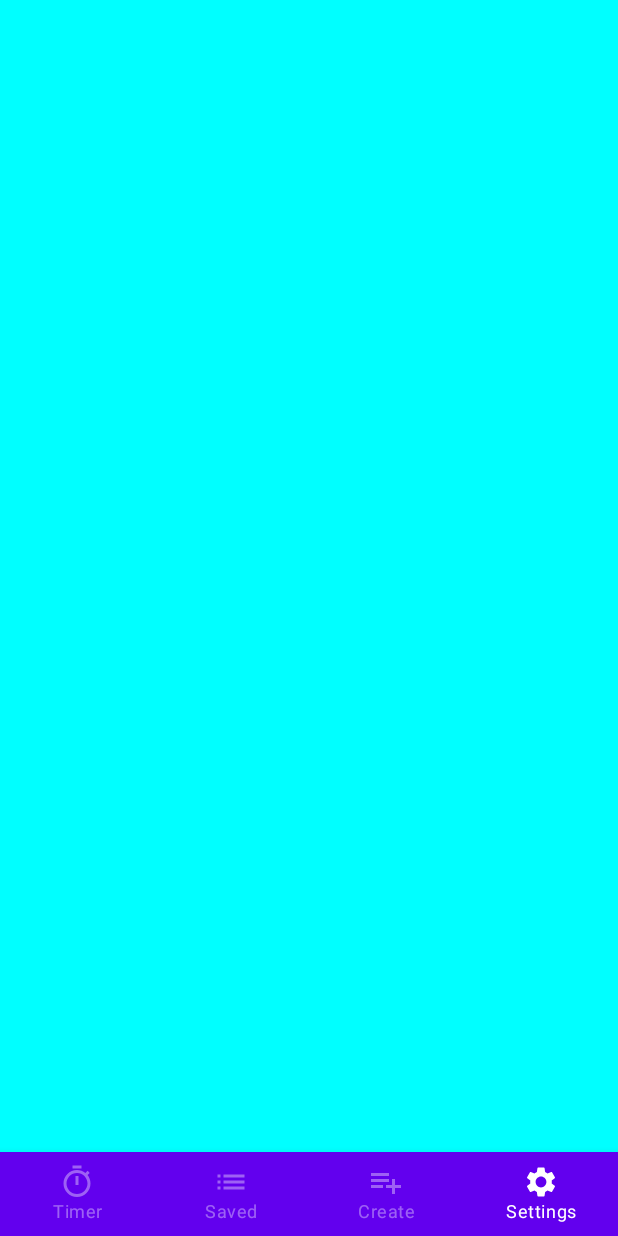
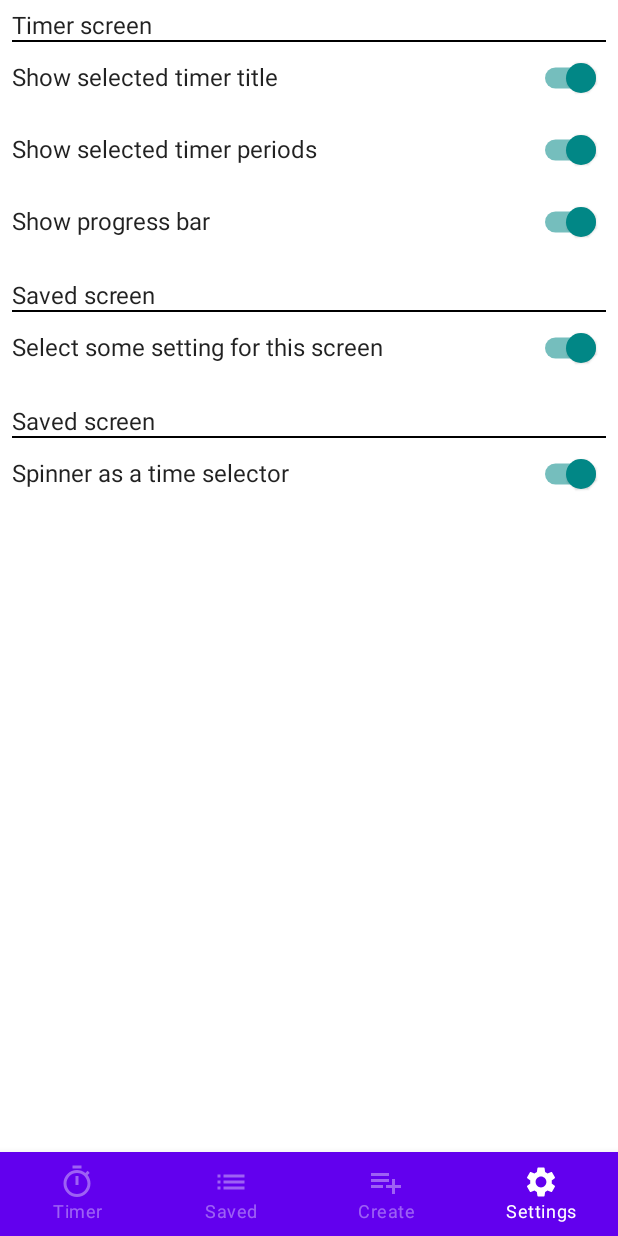
Before and after one commit to AndreiKlem/akTimer, an Android app built with Jetpack Compose: the settings screen opened through its navigation route, on a phone screen of 412 x 824 dp. Run offline under Robolectric (Android 15) with nearby library versions, the phone set to English and light mode, and no system bars; our stand-ins replace accompanist; libraries missing offline, so code that uses them is left out: com.google.accompanist.navigation.

Commit message:
Filled settings screen with parameters

```diff
--- a/app/src/main/java/ru/aklem/aktimer/screens/Settings.kt
+++ b/app/src/main/java/ru/aklem/aktimer/screens/Settings.kt
@@ -1,15 +1,60 @@
 package ru.aklem.aktimer.screens
 
-import androidx.compose.foundation.background
-import androidx.compose.foundation.layout.Box
-import androidx.compose.foundation.layout.fillMaxSize
-import androidx.compose.runtime.Composable
+import androidx.compose.foundation.layout.*
+import androidx.compose.material.Divider
+import androidx.compose.material.Switch
+import androidx.compose.material.Text
+import androidx.compose.runtime.*
+import androidx.compose.ui.Alignment
 import androidx.compose.ui.Modifier
 import androidx.compose.ui.graphics.Color
+import androidx.compose.ui.tooling.preview.Preview
+import androidx.compose.ui.unit.dp
 
 @Composable
 fun SettingsScreen() {
-    Box(Modifier.background(Color.Cyan).fillMaxSize()) {
+    Column(
+        Modifier
+            .fillMaxSize()
+            .padding(8.dp)
+    ) {
 
+        Header(name = "Timer screen")
+        SettingParameter(name = "Show selected timer title")
+        SettingParameter(name = "Show selected timer periods")
+        SettingParameter(name = "Show progress bar")
+        Spacer(modifier = Modifier.height(16.dp))
+
+        Header(name = "Saved screen")
+        SettingParameter(name = "Select some setting for this screen")
+        Spacer(modifier = Modifier.height(16.dp))
+
+        Header(name = "Saved screen")
+        SettingParameter(name = "Spinner as a time selector")
     }
 }
+
+@Composable
+fun Header(name: String) {
+    Text(text = name)
+    Divider(modifier = Modifier.height(1.dp), color = Color.Black)
+}
+
+@Composable
+fun SettingParameter(name: String) {
+    Row(
+        modifier = Modifier.fillMaxWidth(),
+        horizontalArrangement = Arrangement.SpaceBetween,
+        verticalAlignment = Alignment.CenterVertically
+    ) {
+        var check by remember { mutableStateOf(true) }
+        Text(text = name)
+        Switch(checked = check, onCheckedChange = { check = !check })
+    }
+}
+
+@Preview
+@Composable
+fun SettingsScreenPreview() {
+    SettingsScreen()
+}
```
